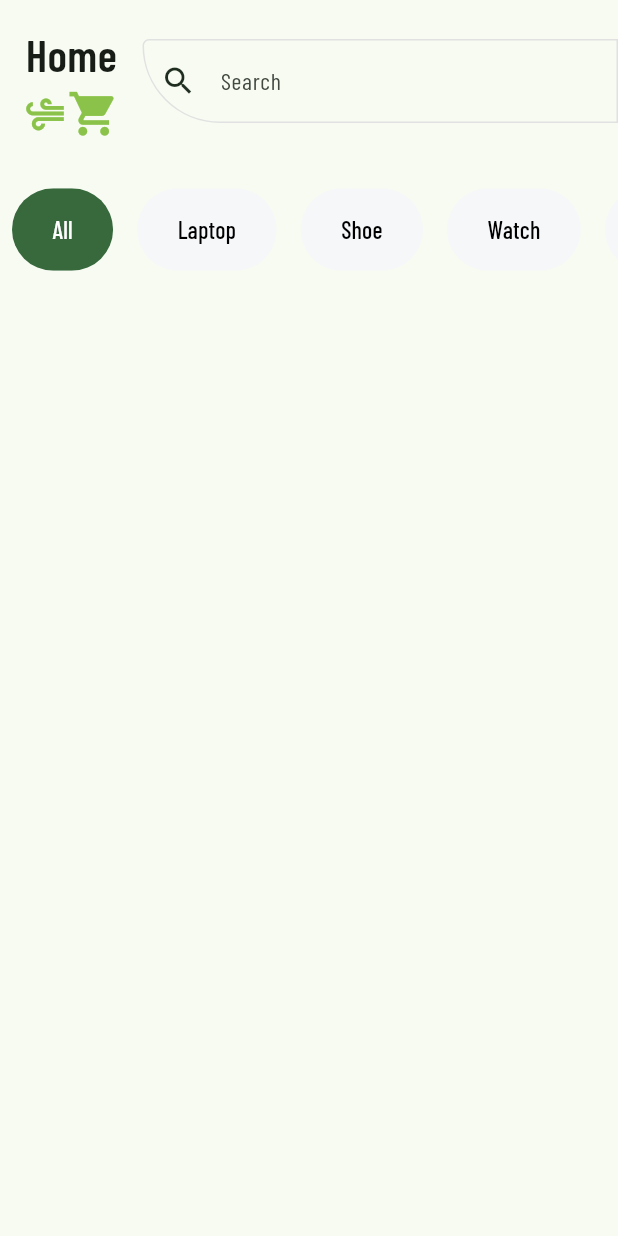
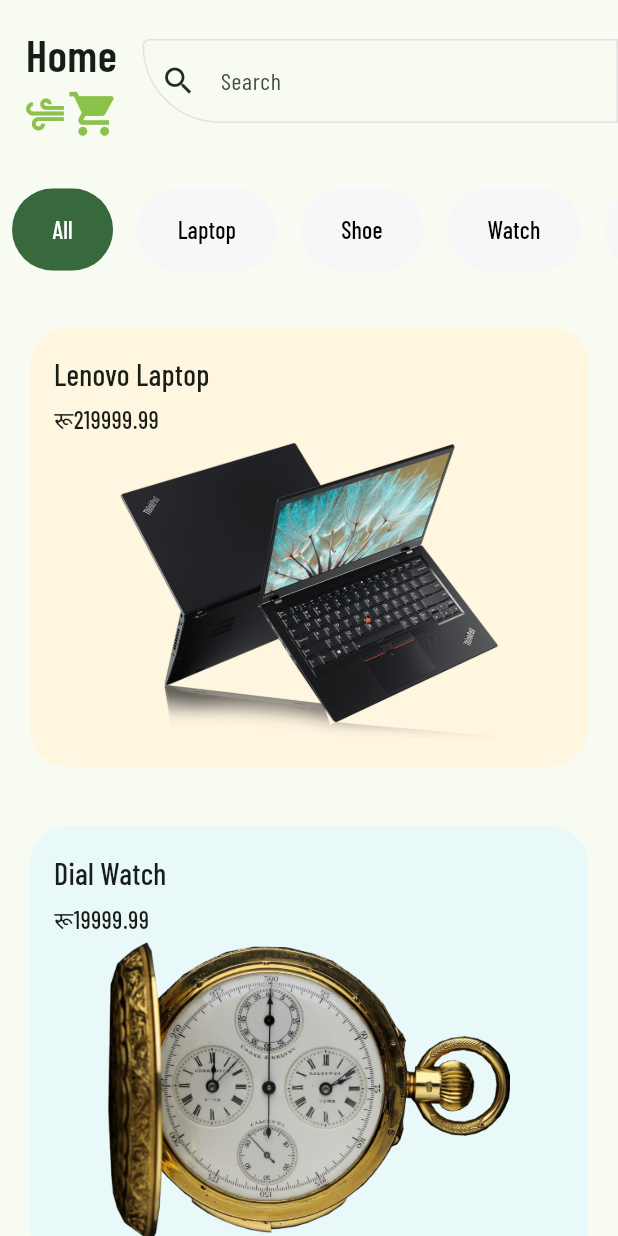
Before and after one commit to lamsalsangam/Flutter, a Flutter app: the screen it shows after launch, on a phone screen of 412 x 824 dp. Run offline on Flutter 3.47's test engine with Material 2 defaults, Android fonts, the phone set to English and light mode, and no system bars; our stand-ins replace firebase_auth, firebase_core, flutter_dotenv, flutter_spinkit, google_fonts; accounts and stored records are empty.

Commit message:
Created the Product Section and Product Card

```diff
--- /dev/null
+++ b/shop_app/lib/components/product_card.dart
@@ -0,0 +1,52 @@
+import 'package:flutter/material.dart';
+
+class ProductCard extends StatelessWidget {
+  final String title;
+  final double price;
+  final String image;
+  final Color backgroundColor;
+
+  const ProductCard({
+    super.key,
+    required this.title,
+    required this.price,
+    required this.image,
+    required this.backgroundColor,
+  });
+
+  @override
+  Widget build(BuildContext context) {
+    return Container(
+      margin: const EdgeInsets.all(20.0),
+      padding: const EdgeInsets.all(16.0),
+      decoration: BoxDecoration(
+          color: backgroundColor,
+          borderRadius: BorderRadius.circular(25),),
+      child: Column(
+        crossAxisAlignment: CrossAxisAlignment.start,
+        children: [
+          Text(
+            title,
+            style: Theme.of(context).textTheme.titleMedium,
+          ),
+          const SizedBox(
+            height: 5,
+          ),
+          Text(
+            "रू$price",
+            style: Theme.of(context).textTheme.bodySmall,
+          ),
+          const SizedBox(
+            height: 5,
+          ),
+          Center(
+            child: Image(
+              height: 200,
+              image: AssetImage(image),
+            ),
+          ),
+        ],
+      ),
+    );
+  }
+}
--- /dev/null
+++ b/shop_app/lib/components/product_section.dart
@@ -0,0 +1,25 @@
+import 'package:flutter/material.dart';
+import 'package:shop_app/components/product_card.dart';
+import 'package:shop_app/data/global_variables.dart';
+
+class ProductSection extends StatelessWidget {
+  const ProductSection({super.key});
+
+  @override
+  Widget build(BuildContext context) {
+    return Expanded(
+      child: ListView.builder(
+        itemCount: products.length,
+        itemBuilder: (context, index) {
+          final product = products[index];
+          return ProductCard(
+            title: product['title'] as String,
+            price: product['price'] as double,
+            image: product['imageUrl'] as String,
+            backgroundColor: index.isEven? const Color.fromRGBO(255, 246, 224, 1): const Color.fromRGBO(233, 248, 249, 1),
+          );
+        },
+      ),
+    );
+  }
+}
--- /dev/null
+++ b/shop_app/lib/data/global_variables.dart
@@ -0,0 +1,65 @@
+final products = [
+  {
+    'id': '0',
+    'title': 'Lenovo Laptop',
+    'price': 219999.99,
+    'imageUrl': 'assets/images/lenovo_laptop.png',
+    'category': 'laptop',
+  },
+  {
+    'id': '1',
+    'title': 'Dial Watch',
+    'price': 19999.99,
+    'imageUrl': 'assets/images/dial_watch.png',
+    'category': 'watch',
+  },
+  {
+    'id': '2',
+    'title': 'Heel Shoe',
+    'price': 4999.99,
+    'imageUrl': 'assets/images/female_shoe.png',
+    'category': 'shoe',
+    'sizes': [6, 7, 8],
+  },
+  {
+    'id': '3',
+    'title': 'Football Shoe',
+    'price': 9999.99,
+    'imageUrl': 'assets/images/football_shoe.png',
+    'category': 'shoe',
+    'sizes': [7, 8, 9, 10],
+  },
+  {
+    'id': '4',
+    'title': 'Rugged Shoe',
+    'price': 3999.99,
+    'imageUrl': 'assets/images/male_shoe.png',
+    'category': 'shoe',
+    'sizes': [7, 8, 9, 10],
+  },
+  {
+    'id': '6',
+    'title': 'SmartPhone',
+    'price': 59999.99,
+    'imageUrl': 'assets/images/mobile.png',
+    'category': 'Mobile',
+  },
+];
+
+final cart = [
+  {
+    'id': '0',
+    'title': 'Lenovo Laptop',
+    'price': 219999.99,
+    'imageUrl': 'assets/images/lenovo_laptop.png',
+    'category': 'laptop',
+  },
+  {
+    'id': '4',
+    'title': 'Rugged Shoe',
+    'price': 3999.99,
+    'imageUrl': 'assets/images/male_shoe.png',
+    'category': 'shoe',
+    'sizes': [7, 8, 9, 10],
+  },
+];
--- a/shop_app/lib/main.dart
+++ b/shop_app/lib/main.dart
@@ -24,6 +24,16 @@ class MyApp extends StatelessWidget {
           ),
           prefixIconColor: Color.fromRGBO(31, 45, 31, 1)
         ),
+        textTheme: const TextTheme(
+          titleMedium: TextStyle(
+            fontWeight: FontWeight.w500,
+            fontSize: 20,
+          ),
+          bodySmall: TextStyle(
+            fontWeight: FontWeight.w500,
+            fontSize: 16,
+          )
+        ),
       ),
       home: const MyHomePage(),
     );
--- a/shop_app/lib/screen/my_homepage.dart
+++ b/shop_app/lib/screen/my_homepage.dart
@@ -1,5 +1,6 @@
 import 'package:flutter/material.dart';
 import 'package:shop_app/components/filter_bar.dart';
+import 'package:shop_app/components/product_section.dart';
 
 import '../components/header.dart';
 
@@ -14,6 +15,7 @@ class MyHomePage extends StatelessWidget {
           children: [
             Header(),
             FilterBar(),
+            ProductSection(),
           ],
         ),
       ),
--- a/shop_app/pubspec.yaml
+++ b/shop_app/pubspec.yaml
@@ -59,8 +59,8 @@ flutter:
   uses-material-design: true
 
   # To add assets to your application, add an assets section, like this:
-  # assets:
-  #   - images/a_dot_burr.jpeg
+  assets:
+    - assets/images/
   #   - images/a_dot_ham.jpeg
 
   # An image asset can refer to one or more resolution-specific "variants", see
```
Also changed, not shown: shop_app/assets/images/dial_watch.png (added), shop_app/assets/images/female_shoe.png (added), shop_app/assets/images/football_shoe.png (added), shop_app/assets/images/lenovo_laptop.png (added), shop_app/assets/images/male_shoe.png (added), shop_app/assets/images/mobile.png (added).
